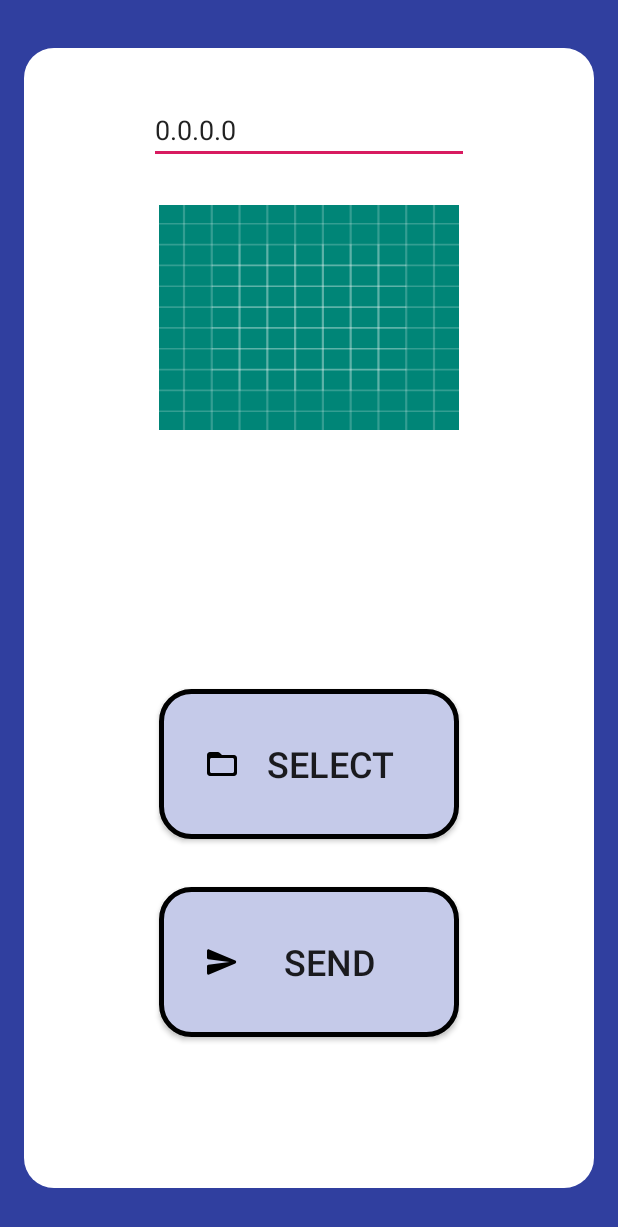
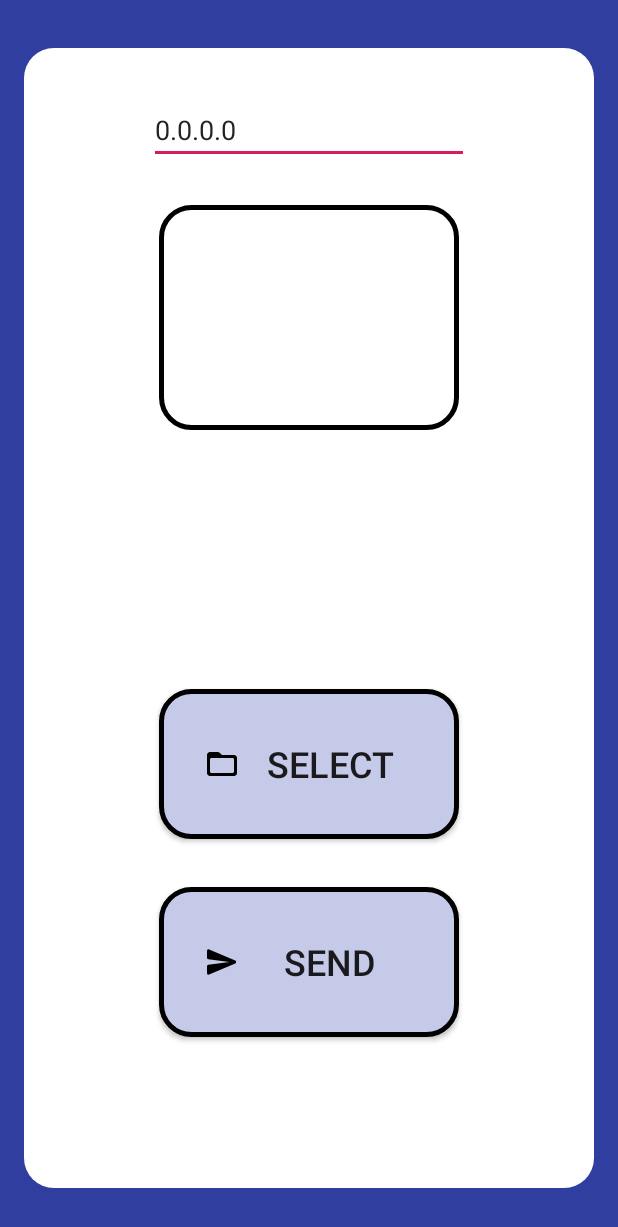
Before and after one commit to brokkoli71/SendApp, an Android app: the screen it shows after launch (MainActivity), on a phone screen of 412 x 824 dp. Shown: the top 1227 px of the screen. Run offline under Robolectric (Android 15) with nearby library versions, the phone set to English and light mode, and no system bars; libraries missing offline, so code that uses them is left out: pub.devrel.easypermissions.

Commit message:
alpha 0.1.1

```diff
--- a/app/build.gradle
+++ b/app/build.gradle
@@ -6,8 +6,8 @@ android {
         applicationId "com.example.send"
         minSdkVersion 22
         targetSdkVersion 29
-        versionCode 1
-        versionName "1.0"
+        versionCode 2
+        versionName "0.1.1"
         testInstrumentationRunner "androidx.test.runner.AndroidJUnitRunner"
     }
     buildTypes {
--- a/app/src/main/res/drawable/image_view.xml
+++ b/app/src/main/res/drawable/image_view.xml
@@ -1,10 +1,10 @@
 <?xml version="1.0" encoding="utf-8"?>
 <layer-list xmlns:android="http://schemas.android.com/apk/res/android">
-    <item>
+    <item android:drawable="@android:color/white" android:id="@+id/image_view_drawable" />
+    <item android:id="@+id/image_view_border">
         <shape android:shape="rectangle">
             <corners android:radius="@dimen/round_corners" />
             <stroke android:color="@android:color/black" android:width="5px" />
         </shape>
     </item>
-    <item android:drawable="@drawable/ic_launcher_background" />
 </layer-list>
--- a/app/src/main/res/layout/content_main.xml
+++ b/app/src/main/res/layout/content_main.xml
@@ -25,16 +25,16 @@
         android:id="@+id/button"
         android:layout_width="200dp"
         android:layout_height="100dp"
-        android:layout_marginTop="32dp"
+        android:layout_marginTop="@dimen/min_whitespace"
         android:background="@drawable/button"
         android:drawableStart="@drawable/ic_send"
+        android:paddingStart="30dip"
+        android:paddingEnd="26dip"
         android:text="@string/send"
         android:textSize="24sp"
         app:layout_constraintEnd_toEndOf="parent"
         app:layout_constraintStart_toStartOf="parent"
-        app:layout_constraintTop_toBottomOf="@+id/button2"
-        android:paddingStart="30dip"
-        android:paddingEnd="26dip"/>
+        app:layout_constraintTop_toBottomOf="@+id/button2" />
 
     <TextView
         android:id="@+id/textView"
--- a/app/src/main/res/values/dimens.xml
+++ b/app/src/main/res/values/dimens.xml
@@ -1,4 +1,5 @@
 <resources>
     <dimen name="fab_margin">16dp</dimen>
     <dimen name="round_corners">20dp</dimen>
+    <dimen name="min_whitespace">32dp</dimen>
 </resources>
```
Also changed, not shown: app/src/main/java/com/example/send/ImageHelper.java (renamed from app/src/main/java/com/example/send/HelperClass.java, +14 -3 lines), app/src/main/java/com/example/send/MainActivity.java (+52 -36 lines), app/src/main/java/com/example/send/Todo.txt (+7 -0 lines).
